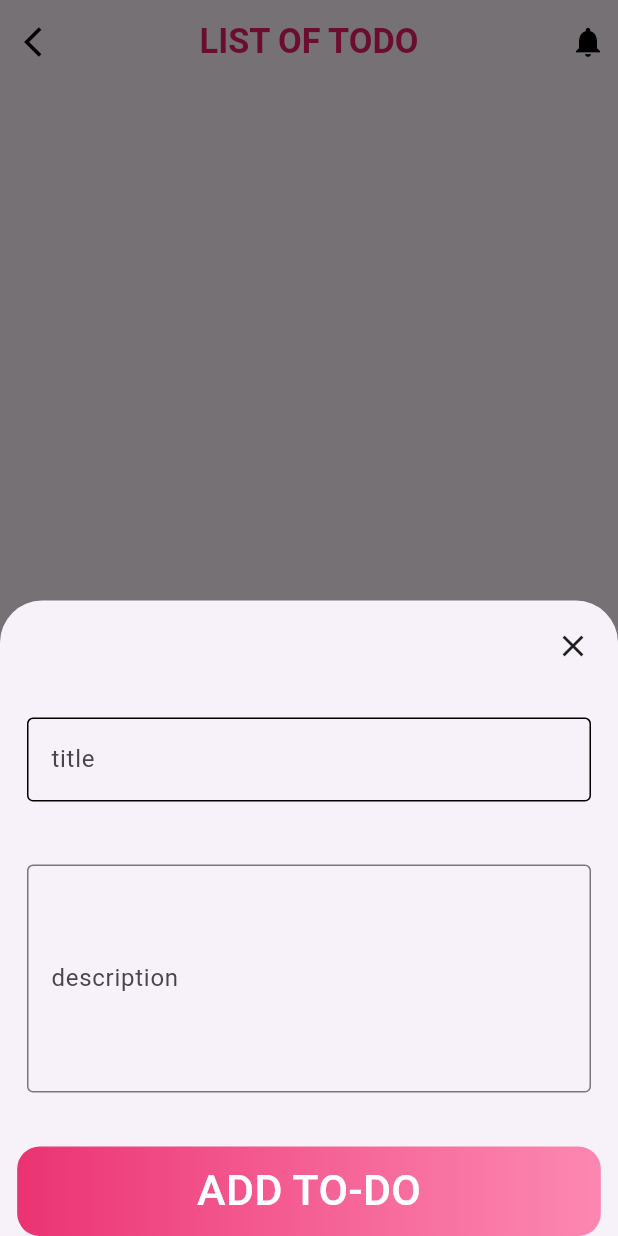
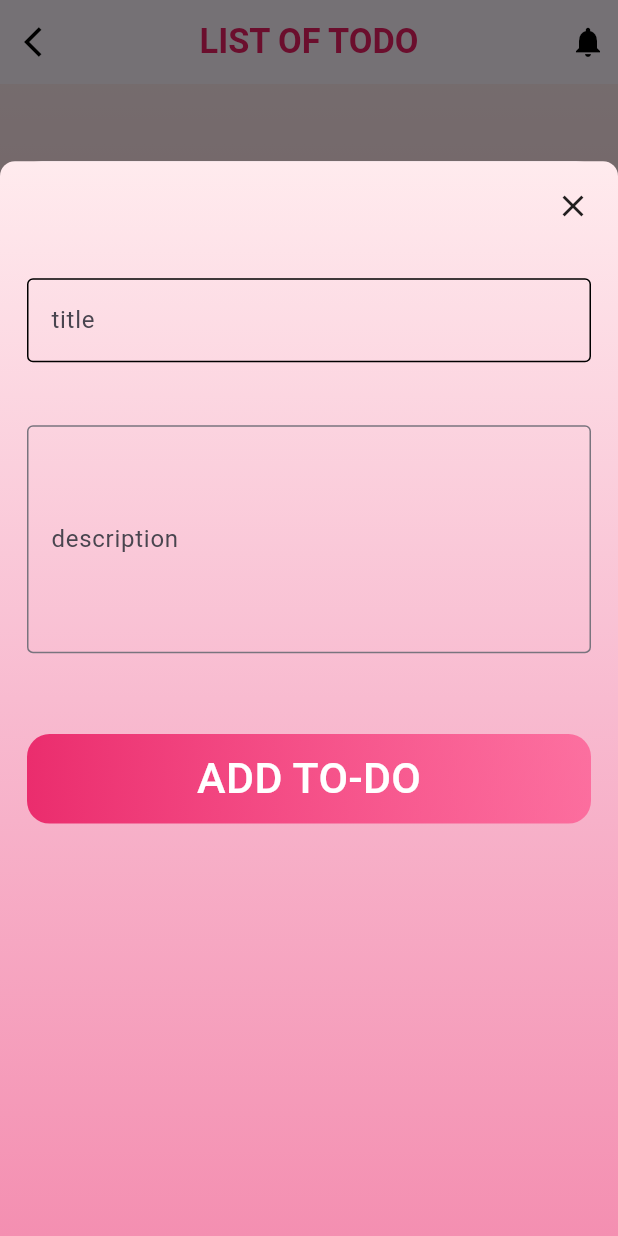
Before and after one commit to Muhammd-Shehzad/todoapp, a Flutter app: the HomeScreen screen opened directly, after a tap on "Add Project", on a phone screen of 412 x 824 dp. Run offline on Flutter 3.47's test engine with Material 3 defaults, Android fonts, the phone set to English and light mode, and no system bars; drawn by our look-alikes of firebase_database; our stand-ins replace cloud_firestore, firebase_auth, firebase_core, flutter_screenutil, fluttertoast; accounts and stored records are empty.

Commit message:
app completed

```diff
--- a/lib/Custom_widget/custom_button.dart
+++ b/lib/Custom_widget/custom_button.dart
@@ -22,6 +22,8 @@ class CustomButton extends StatelessWidget {
   Widget build(BuildContext context) {
     return InkWell(
       onTap: onPressed,
+      child: Padding(
+        padding: const EdgeInsets.all(18.0),
         child: Container(
           height: height,
           width: weight,
@@ -39,6 +41,7 @@ class CustomButton extends StatelessWidget {
             ),
           ),
         ),
+      ),
     );
   }
 }
--- a/lib/UI/Home/home_screen.dart
+++ b/lib/UI/Home/home_screen.dart
@@ -61,7 +61,20 @@ class _HomeScreenState extends State<HomeScreen> {
           )
         ],
       ),
-      body: Column(
+      body: Container(
+        decoration: BoxDecoration(
+          gradient: LinearGradient(
+            begin: Alignment.topCenter,
+            end: Alignment.bottomCenter,
+            colors: [
+              Color(0xFFFFEBEE), // Light pastel pink
+              Color(0xFFF8BBD0), // Medium pink tone
+              Color(0xFFF48FB1), // Slightly darker pink
+            ],
+          ),
+        ),
+        child: Column(
+          mainAxisAlignment: MainAxisAlignment.center,
           children: [
             // Expanded(
             //   child: FirebaseAnimatedList(
@@ -130,20 +143,20 @@ class _HomeScreenState extends State<HomeScreen> {
                                           Navigator.push(
                                             context,
                                             MaterialPageRoute(
-                                            builder: (context) {
-                                              return EditScreen(
+                                              builder: (context) => EditScreen(
                                                 title: snapshot
                                                     .child('title')
                                                     .value
                                                     .toString(),
                                                 description: snapshot
-                                                    .child('description'),
+                                                    .child('description')
+                                                    .value
+                                                    .toString(),
                                                 id: snapshot
                                                     .child('id')
                                                     .value
                                                     .toString(),
-                                              );
-                                            },
+                                              ),
                                             ),
                                           );
                                         },
@@ -170,8 +183,10 @@ class _HomeScreenState extends State<HomeScreen> {
                                             ToastPoppup().toast('Data Deleted',
                                                 Colors.green, Colors.white);
                                           }).onError((error, stackTrace) {
-                                          ToastPoppup().toast(error.toString(),
-                                              Colors.red, Colors.white);
+                                            ToastPoppup().toast(
+                                                error.toString(),
+                                                Colors.red,
+                                                Colors.white);
                                           });
                                         },
                                         child: Icon(Icons.close,
@@ -208,16 +223,26 @@ class _HomeScreenState extends State<HomeScreen> {
             CustomButton(
               onPressed: () {
                 showModalBottomSheet(
+                    isScrollControlled: true,
                     context: context,
                     builder: (context) {
                       return Container(
-                      width: double.infinity.w,
+                        height: 600.h,
                         decoration: BoxDecoration(
-                        borderRadius: BorderRadius.circular(20),
+                          gradient: LinearGradient(
+                            begin: Alignment.topCenter,
+                            end: Alignment.bottomCenter,
+                            colors: [
+                              Color(0xFFFFEBEE), // Light pastel pink
+                              Color(0xFFF8BBD0), // Medium pink tone
+                              Color(0xFFF48FB1), // Slightly darker pink
+                            ],
                           ),
-                      child: SingleChildScrollView(
+                          borderRadius: BorderRadius.vertical(
+                            top: Radius.circular(10),
+                          ),
+                        ),
                         child: Column(
-                          mainAxisAlignment: MainAxisAlignment.center,
                           children: [
                             Align(
                                 alignment: Alignment.topRight,
@@ -320,7 +345,6 @@ class _HomeScreenState extends State<HomeScreen> {
                             ),
                           ],
                         ),
-                      ),
                       );
                     });
               },
@@ -334,6 +358,7 @@ class _HomeScreenState extends State<HomeScreen> {
             ),
           ],
         ),
+      ),
     );
   }
 }
```
Also changed, not shown: lib/UI/Home/edit_screen.dart (+22 -7 lines), lib/UI/splash_screen.dart (+15 -2 lines). Lines whose indentation alone changed are shown as unchanged.
